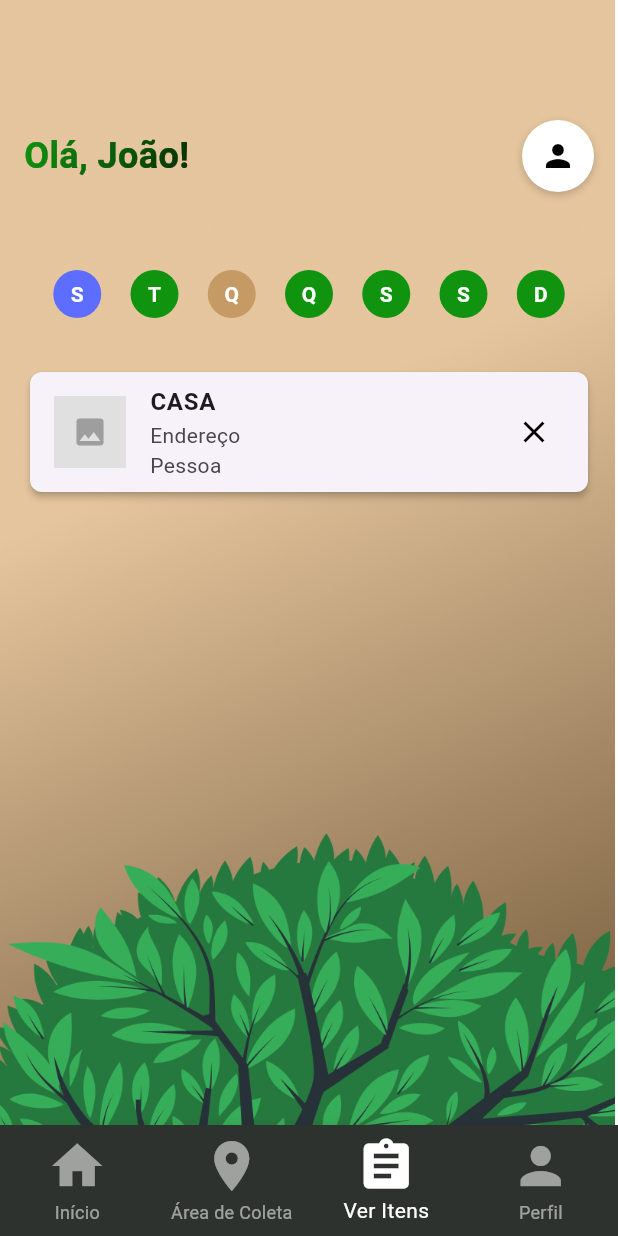
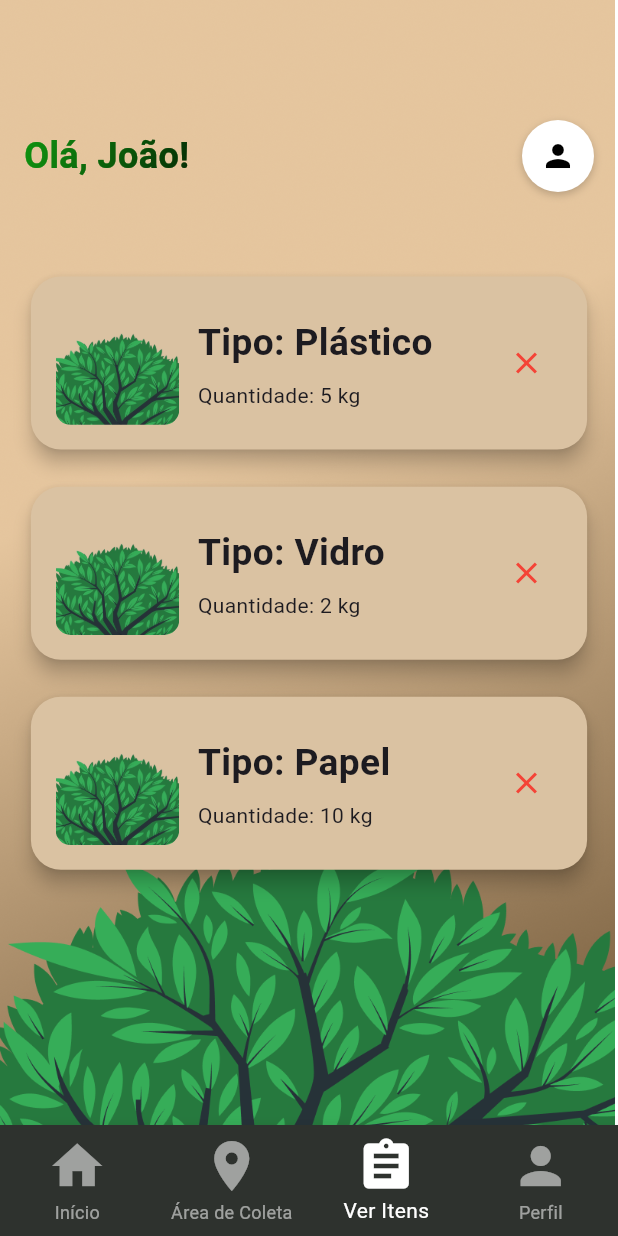
Before and after one commit to Epic-s-Projects/Recolhe.ai, a Flutter app: the screen it shows after launch, item 3 of the bottom bar chosen, on a phone screen of 412 x 824 dp. Run offline on Flutter 3.47's test engine with Material 3 defaults, Android fonts, the phone set to English and light mode, and no system bars; our stand-ins replace cached_network_image, cloud_firestore, firebase_auth, firebase_core, quickalert; accounts and stored records are empty.

Commit message:
modificando cards e retirando calendário

```diff
--- a/administrador/lib/home_coleta_page.dart
+++ b/administrador/lib/home_coleta_page.dart
@@ -10,7 +10,12 @@ class HomeColetaPage extends StatefulWidget {
 
 class _HomeColetaPageState extends State<HomeColetaPage> {
   int _selectedIndex = 2;
-  bool showProductInfo = false; // Controle do estado do card.
+
+  final List<Map<String, dynamic>> mockData = [
+    {'tipo': 'Plástico', 'qtd': '5 kg'},
+    {'tipo': 'Vidro', 'qtd': '2 kg'},
+    {'tipo': 'Papel', 'qtd': '10 kg'},
+  ];
 
   final List<Widget> _pages = [
     HomeAdmPage(),
@@ -23,8 +28,6 @@ class _HomeColetaPageState extends State<HomeColetaPage> {
       imagem: "", // Substitua por uma URL válida ou deixe vazio.
     ),
   ];
-
-
 
   void _onItemTapped(int index) {
     if (index != _selectedIndex) {
@@ -41,6 +44,8 @@ class _HomeColetaPageState extends State<HomeColetaPage> {
 
   @override
   Widget build(BuildContext context) {
+    double screenWidth = MediaQuery.of(context).size.width;
+
     return Scaffold(
       body: Stack(
         children: [
@@ -56,7 +61,7 @@ class _HomeColetaPageState extends State<HomeColetaPage> {
             children: [
               // Header
               Padding(
-                padding: const EdgeInsets.fromLTRB(16, 80, 16, 12), // Ajuste no padding superior
+                padding: const EdgeInsets.fromLTRB(16, 80, 16, 12),
                 child: Row(
                   mainAxisAlignment: MainAxisAlignment.spaceBetween,
                   children: [
@@ -71,7 +76,7 @@ class _HomeColetaPageState extends State<HomeColetaPage> {
                         style: TextStyle(
                           fontSize: 24,
                           fontWeight: FontWeight.bold,
-                          color: Colors.white, // A cor base é substituída pelo gradiente
+                          color: Colors.white,
                         ),
                       ),
                     ),
@@ -90,79 +95,18 @@ class _HomeColetaPageState extends State<HomeColetaPage> {
                         ],
                       ),
                       child: const Icon(
-                        Icons.person, // Ícone de usuário
+                        Icons.person,
                         color: Colors.black,
                       ),
                     ),
                   ],
                 ),
               ),
-              const SizedBox(height: 32), // Espaçamento maior
+              const SizedBox(height: 32),
 
-              // Calendário
-              Container(
-                margin: const EdgeInsets.symmetric(vertical: 8),
-                padding: const EdgeInsets.symmetric(horizontal: 16),
-                child: Row(
-                  mainAxisAlignment: MainAxisAlignment.spaceEvenly,
-                  children: [
-                    _buildCalendarItem('S', Color(0xFF5D6DFF)),
-                    _buildCalendarItem('T', Color(0xFF109410)),
-                    _buildCalendarItem('Q', Color(0xFFC59A64)),
-                    _buildCalendarItem('Q', Color(0xFF109410)),
-                    _buildCalendarItem('S', Color(0xFF109410)),
-                    _buildCalendarItem('S', Color(0xFF109410)),
-                    _buildCalendarItem('D', Color(0xFF109410)),
-                  ],
-                ),
-              ),
-
-              const SizedBox(height: 24), // Espaçamento maior
-
-              // Cards com informações dinâmicas
+              // Lista de cards
               Expanded(
-                child: Padding(
-                  padding: const EdgeInsets.symmetric(horizontal: 16),
-                  child: Column(
-                    children: [
-                      GestureDetector(
-                        onTap: () {
-                          setState(() {
-                            showProductInfo = !showProductInfo; // Alterna o estado
-                          });
-                        },
-                        child: Card(
-                          shape: RoundedRectangleBorder(
-                            borderRadius: BorderRadius.circular(8),
-                          ),
-                          elevation: 2,
-                          child: ListTile(
-                            leading: Container(
-                              width: 48,
-                              height: 48,
-                              color: Colors.grey[300],
-                              child: Icon(Icons.image, color: Colors.grey),
-                            ),
-                            title: Text(
-                              showProductInfo ? 'Produto' : 'CASA',
-                              style: TextStyle(
-                                fontWeight: FontWeight.bold,
-                              ),
-                            ),
-                            subtitle: Text(
-                              showProductInfo
-                                  ? 'DATA DE Criação\nDATA DE COLETA'
-                                  : 'Endereço\nPessoa',
-                            ),
-                            trailing: Icon(Icons.close, color: Colors.black),
-                          ),
-                        ),
-                      ),
-                      const Spacer(),
-                      const SizedBox(height: 16),
-                    ],
-                  ),
-                ),
+                child: _buildCards(screenWidth),
               ),
             ],
           ),
@@ -197,22 +141,76 @@ class _HomeColetaPageState extends State<HomeColetaPage> {
     );
   }
 
-  Widget _buildCalendarItem(String label, Color color) {
-    return Container(
-      width: 32,
-      height: 32,
-      alignment: Alignment.center,
-      decoration: BoxDecoration(
-        color: color,
-        shape: BoxShape.circle,
-      ),
-      child: Text(
-        label,
-        style: const TextStyle(
-          color: Colors.white,
-          fontWeight: FontWeight.bold,
+  // Método para construir os cards com dados fictícios
+  Widget _buildCards(double screenWidth) {
+    if (mockData.isEmpty) {
+      return Center(
+        child: Text(
+          'Nenhum item disponível',
+          style: TextStyle(fontSize: 16, fontWeight: FontWeight.bold),
         ),
-      ),
+      );
+    }
+
+    return ListView.builder(
+      padding: EdgeInsets.symmetric(horizontal: screenWidth * 0.05),
+      itemCount: mockData.length,
+      itemBuilder: (context, index) {
+        final data = mockData[index];
+        return Card(
+          shadowColor: const Color.fromARGB(255, 0, 0, 0),
+          color: const Color.fromRGBO(218, 194, 162, 1),
+          margin: EdgeInsets.symmetric(vertical: screenWidth * 0.03),
+          shape: RoundedRectangleBorder(
+            borderRadius: BorderRadius.circular(20),
+          ),
+          elevation: 5,
+          child: Padding(
+            padding: EdgeInsets.all(screenWidth * 0.04),
+            child: Row(
+              children: [
+                ClipRRect(
+                  borderRadius: BorderRadius.circular(10),
+                  child: Image.asset(
+                    'assets/folhas.png',
+                    width: screenWidth * 0.2,
+                    height: screenWidth * 0.2,
+                    fit: BoxFit.cover,
+                  ),
+                ),
+                SizedBox(width: screenWidth * 0.03),
+                Expanded(
+                  child: Column(
+                    crossAxisAlignment: CrossAxisAlignment.start,
+                    children: [
+                      Text(
+                        'Tipo: ${data['tipo']}',
+                        style: TextStyle(
+                          fontSize: screenWidth * 0.06,
+                          fontWeight: FontWeight.bold,
+                        ),
+                      ),
+                      SizedBox(height: screenWidth * 0.02),
+                      Text(
+                        'Quantidade: ${data['qtd']}',
+                        style: const TextStyle(fontSize: 14),
+                      ),
+                    ],
+                  ),
+                ),
+                IconButton(
+                  icon: Icon(Icons.close, color: Colors.red),
+                  onPressed: () {
+                    setState(() {
+                      mockData.removeAt(index);
+                    });
+                  },
+                ),
+              ],
+            ),
+          ),
+        );
+      },
     );
   }
 }
```
